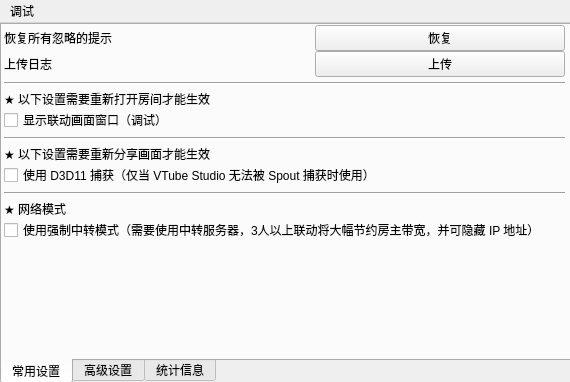
Qt form ui/windows/settingwindow.ui (reitovo/vlink-client) before a commit.
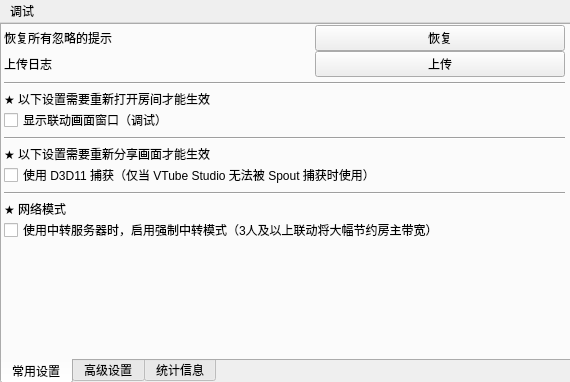
The same form after that commit. The open tabs and pages were chosen to show the change.

What changed in the file:
```diff
--- a/ui/windows/settingwindow.ui
+++ b/ui/windows/settingwindow.ui
@@ -361,7 +361,7 @@
           </font>
          </property>
          <property name="text">
-          <string>使用强制中转模式（需要使用中转服务器，3人以上联动将大幅节约房主带宽，并可隐藏 IP 地址）</string>
+          <string>使用中转服务器时，启用强制中转模式（3人及以上联动将大幅节约房主带宽）</string>
          </property>
         </widget>
        </item>
```
Left out of the diff: 2 changed lines with no effect on the pictures.
